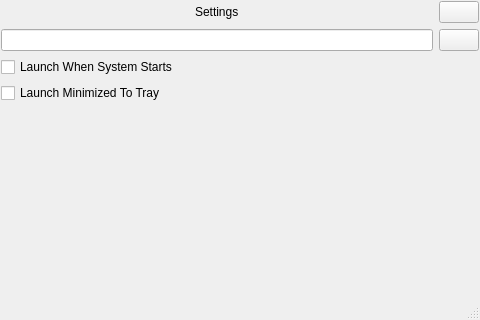
Before: the Qt Designer form source/ui/settings_window_design.ui in DotBow/Blender-Launcher, drawn with Qt 5.
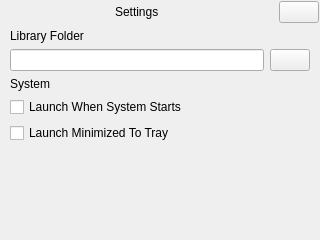
After: the same form once the commit is applied. Icons and pictures are not drawn.

Commit message: Update QLineEdit style

Diff of the .ui file:
```diff
--- a/source/ui/settings_window_design.ui
+++ b/source/ui/settings_window_design.ui
@@ -9,8 +9,8 @@
    <rect>
     <x>0</x>
     <y>0</y>
-    <width>480</width>
-    <height>320</height>
+    <width>320</width>
+    <height>240</height>
    </rect>
   </property>
   <property name="windowTitle">
@@ -86,6 +86,30 @@
      </layout>
     </item>
     <item>
+     <layout class="QVBoxLayout" name="verticalLayout_2">
+      <property name="spacing">
+       <number>6</number>
+      </property>
+      <property name="leftMargin">
+       <number>9</number>
+      </property>
+      <property name="topMargin">
+       <number>0</number>
+      </property>
+      <property name="rightMargin">
+       <number>9</number>
+      </property>
+      <property name="bottomMargin">
+       <number>9</number>
+      </property>
+      <item>
+       <widget class="QLabel" name="label">
+        <property name="text">
+         <string>Library Folder</string>
+        </property>
+       </widget>
+      </item>
+      <item>
      <layout class="QHBoxLayout" name="horizontalLayout">
       <item>
        <widget class="QLineEdit" name="LibraryFolderLineEdit">
@@ -111,6 +135,13 @@
       </item>
      </layout>
     </item>
+      <item>
+       <widget class="QLabel" name="label_2">
+        <property name="text">
+         <string>System</string>
+        </property>
+       </widget>
+      </item>
     <item>
      <widget class="QCheckBox" name="LaunchWhenSystemStartsCheckBox">
       <property name="text">
@@ -125,6 +156,8 @@
       </property>
      </widget>
     </item>
+     </layout>
+    </item>
     <item>
      <spacer name="verticalSpacer">
       <property name="orientation">
@@ -150,7 +183,11 @@
     </rect>
    </property>
   </widget>
-  <widget class="QStatusBar" name="statusbar"/>
+  <widget class="QStatusBar" name="statusbar">
+   <property name="sizeGripEnabled">
+    <bool>false</bool>
+   </property>
+  </widget>
  </widget>
  <resources>
   <include location="../resources/resources.qrc"/>
```
Left out of the diff: 2 changed lines with no effect on the pictures. Lines whose indentation alone changed are shown as unchanged. The commit also changes 1 other file.
